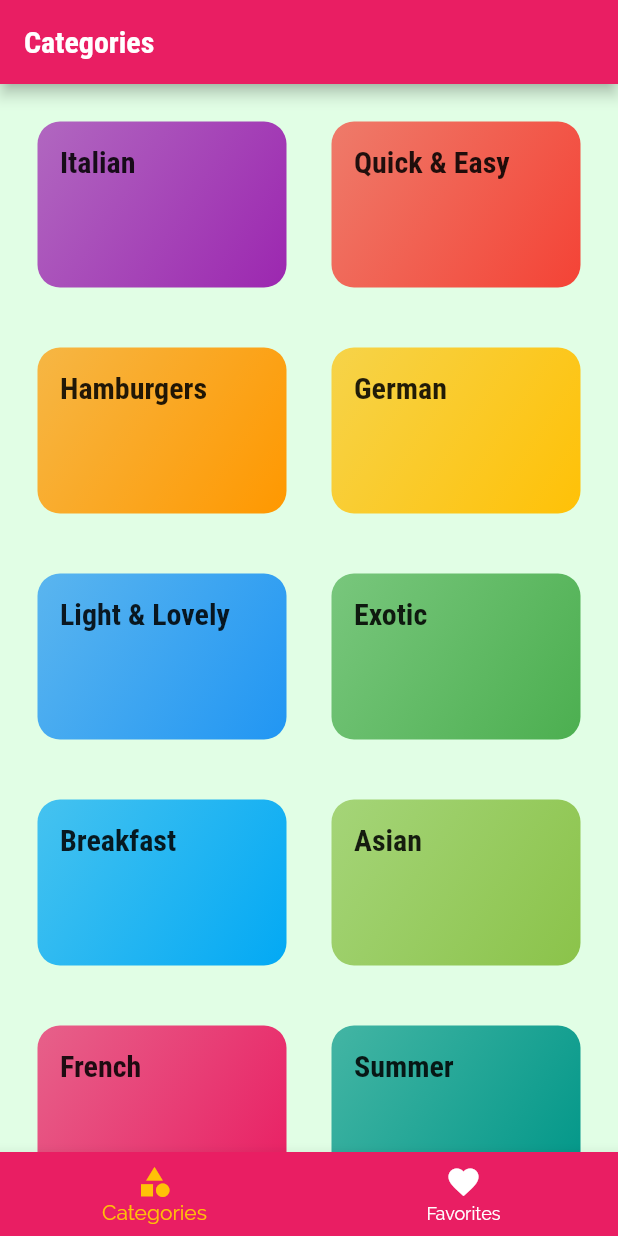
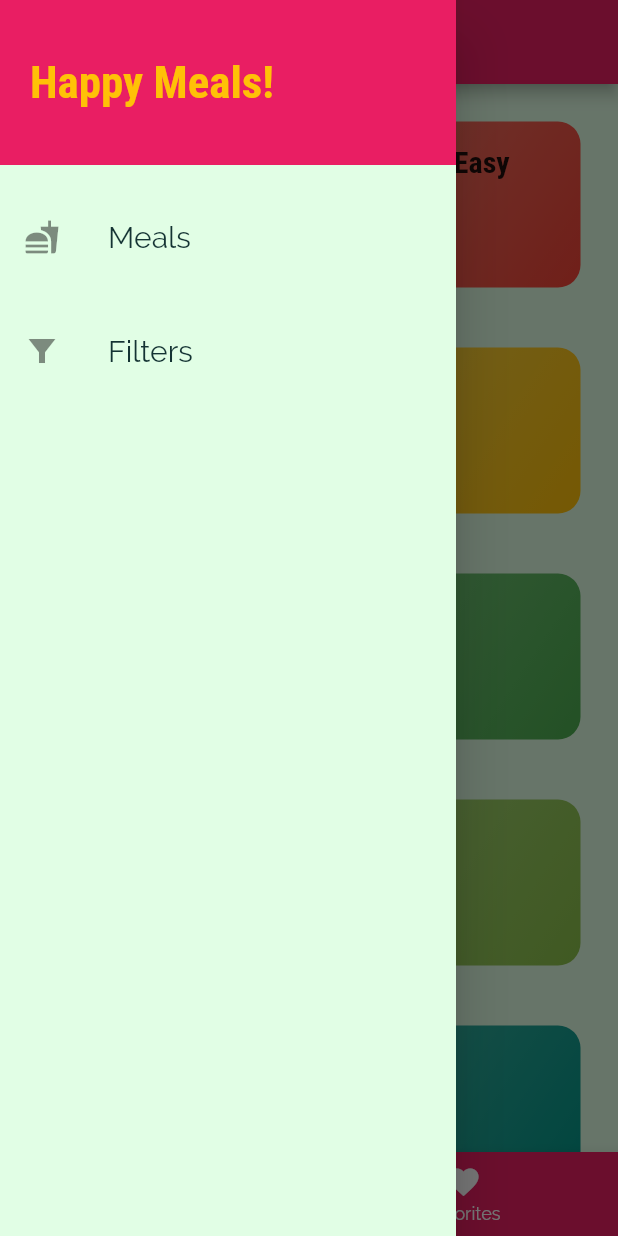
Before and after one commit to yugal1005/meals_app, a Flutter app: the screen it shows after launch, with the side drawer open (before the commit the screen has no drawer), on a phone screen of 412 x 824 dp. Run offline on Flutter 3.47's test engine with Material 2 defaults, Android fonts, the phone set to English and light mode, and no system bars.

Commit message:
Added temporary delete button AND added hamburger menu

```diff
--- a/lib/main.dart
+++ b/lib/main.dart
@@ -1,8 +1,8 @@
 import 'package:flutter/material.dart';
-import 'package:meals_app/screens/tabs.dart';
+import './screens/filters_screen.dart';
+import './screens/tabs.dart';
 import './screens/meal_detail_screen.dart';
 import './screens/category_meals_screen.dart';
-import './screens/category_screen.dart';
 
 void main() {
   runApp(MyApp());
@@ -38,6 +38,7 @@ class MyApp extends StatelessWidget {
         "/": (ctx) => TabsScreen(),
         CategoryMealScreen.routeName: (ctx) => CategoryMealScreen(),
         MealsDetailScreen.routeName: (ctx) => MealsDetailScreen(),
+        FilterScren.routeName: (ctx) => FilterScren(),
       },
     );
   }
--- /dev/null
+++ b/lib/screens/main_drawer.dart
@@ -0,0 +1,48 @@
+import 'package:flutter/material.dart';
+import './filters_screen.dart';
+
+class MainDrawer extends StatelessWidget {
+  @override
+  Widget build(BuildContext context) {
+    return Drawer(
+      child: Column(
+        children: [
+          Container(
+            height: 110,
+            color: Theme.of(context).primaryColor,
+            alignment: Alignment.centerLeft,
+            padding: EdgeInsets.all(20),
+            child: Text(
+              "Happy Meals!",
+              style: TextStyle(
+                  color: Theme.of(context).accentColor,
+                  fontSize: 30,
+                  fontWeight: FontWeight.bold,
+                  fontFamily: "RobotoCondensed"),
+            ),
+          ),
+          const SizedBox(
+            height: 20,
+          ),
+          ListTile(
+            onTap: () {
+              Navigator.of(context).pushReplacementNamed("/");
+            },
+            leading: Icon(Icons.fastfood),
+            title: Text("Meals"),
+          ),
+          const SizedBox(
+            height: 20,
+          ),
+          ListTile(
+            onTap: () {
+              Navigator.of(context).pushReplacementNamed(FilterScren.routeName);
+            },
+            leading: Icon(Icons.filter_alt_sharp),
+            title: Text("Filters"),
+          ),
+        ],
+      ),
+    );
+  }
+}
--- a/lib/screens/meal_detail_screen.dart
+++ b/lib/screens/meal_detail_screen.dart
@@ -94,6 +94,12 @@ class MealsDetailScreen extends StatelessWidget {
           ],
         ),
       ),
+      floatingActionButton: FloatingActionButton(
+        child: Icon(Icons.delete),
+        onPressed: () {
+          Navigator.of(context).pop(mealId);
+        },
+      ),
     );
   }
 }
--- a/lib/screens/tabs.dart
+++ b/lib/screens/tabs.dart
@@ -1,4 +1,5 @@
 import 'package:flutter/material.dart';
+import './main_drawer.dart';
 import './category_screen.dart';
 import 'favorites_screen.dart';
 
@@ -31,6 +32,7 @@ class _TabsScreenState extends State<TabsScreen> {
       appBar: AppBar(
         title: Text(_pages[_selectedPageIndex]["title"]),
       ),
+      drawer: MainDrawer(),
       body: _pages[_selectedPageIndex]["page"],
       bottomNavigationBar: BottomNavigationBar(
         unselectedItemColor: Colors.white,
```
Also changed, not shown: lib/screens/category_meals_screen.dart (+41 -20 lines), lib/screens/filters_screen.dart (added, +18 -0 lines), lib/widgets/meals_item.dart (+10 -2 lines).
